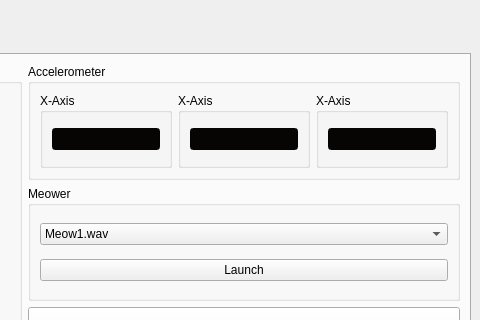
Qt form groundStation/mainWindow.ui (c0nrad/wilfred) before a commit; both pictures show x 538 to 1018 and y 0 to 320 of the 1018 by 829 pixel window.
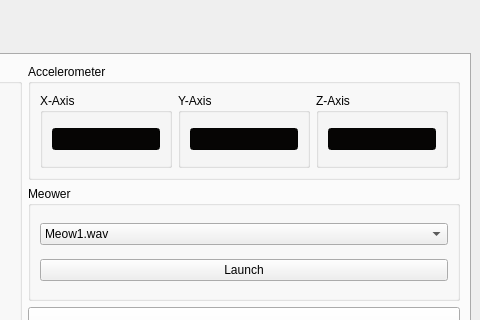
The same form after that commit. The open tabs and pages were chosen to show the change. Icons and pictures are not drawn.

Diff of the .ui file:
```diff
--- a/groundStation/mainWindow.ui
+++ b/groundStation/mainWindow.ui
@@ -430,7 +430,7 @@
                <item>
                 <widget class="QGroupBox" name="groupBox_9">
                  <property name="title">
-                  <string>X-Axis</string>
+                  <string>Y-Axis</string>
                  </property>
                  <layout class="QGridLayout" name="gridLayout_2">
                   <item row="0" column="0">
@@ -451,7 +451,7 @@
                <item>
                 <widget class="QGroupBox" name="groupBox_10">
                  <property name="title">
-                  <string>X-Axis</string>
+                  <string>Z-Axis</string>
                  </property>
                  <layout class="QGridLayout" name="gridLayout_3">
                   <item row="0" column="0">
```
Left out of the diff: 12 changed lines with no effect on the pictures.
